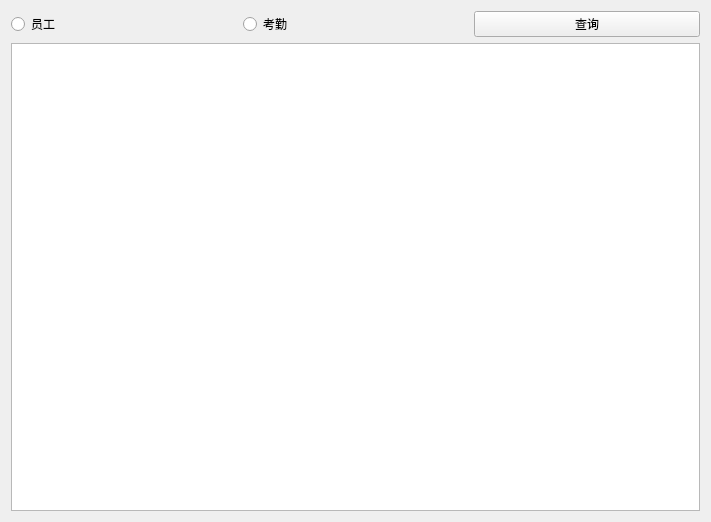
Qt form AttendanceServer/selectwin.ui (zdn-lll/QT-Opencv-seetaface6) before a commit.
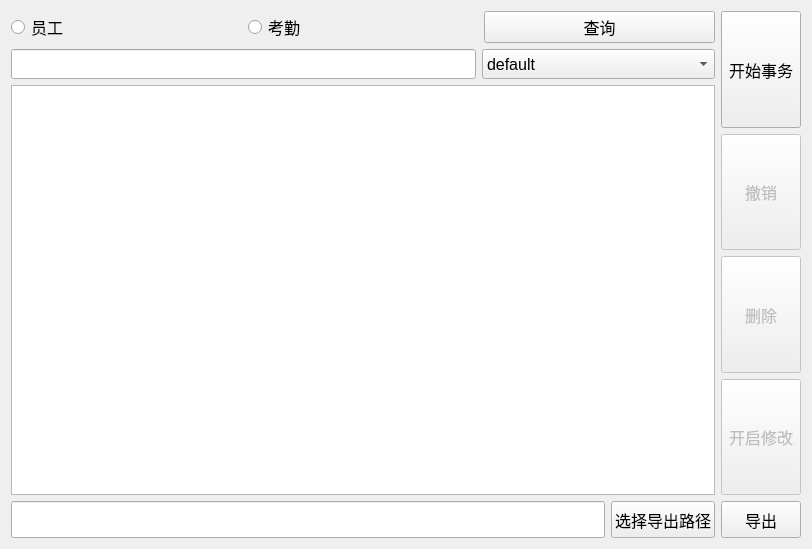
The same form after that commit.

The edit to the form file:
```diff
--- a/AttendanceServer/selectwin.ui
+++ b/AttendanceServer/selectwin.ui
@@ -6,43 +6,262 @@
    <rect>
     <x>0</x>
     <y>0</y>
-    <width>711</width>
-    <height>522</height>
+    <width>812</width>
+    <height>549</height>
    </rect>
   </property>
   <property name="windowTitle">
    <string>Form</string>
   </property>
-  <layout class="QVBoxLayout" name="verticalLayout_2">
+  <layout class="QHBoxLayout" name="horizontalLayout_5">
    <item>
-    <layout class="QVBoxLayout" name="verticalLayout">
+    <layout class="QVBoxLayout" name="verticalLayout_4" stretch="13,1">
      <item>
-      <layout class="QHBoxLayout" name="horizontalLayout">
+      <layout class="QHBoxLayout" name="horizontalLayout_4">
        <item>
-        <widget class="QRadioButton" name="empRb">
-         <property name="text">
-          <string>员工</string>
-         </property>
-        </widget>
+        <layout class="QVBoxLayout" name="verticalLayout_3" stretch="1,6">
+         <item>
+          <layout class="QVBoxLayout" name="verticalLayout_2">
+           <item>
+            <layout class="QHBoxLayout" name="horizontalLayout">
+             <item>
+              <widget class="QRadioButton" name="empRb">
+               <property name="sizePolicy">
+                <sizepolicy hsizetype="Minimum" vsizetype="Expanding">
+                 <horstretch>0</horstretch>
+                 <verstretch>0</verstretch>
+                </sizepolicy>
+               </property>
+               <property name="font">
+                <font>
+                 <pointsize>12</pointsize>
+                </font>
+               </property>
+               <property name="text">
+                <string>员工</string>
+               </property>
+              </widget>
+             </item>
+             <item>
+              <widget class="QRadioButton" name="attRb">
+               <property name="sizePolicy">
+                <sizepolicy hsizetype="Minimum" vsizetype="Expanding">
+                 <horstretch>0</horstretch>
+                 <verstretch>0</verstretch>
+                </sizepolicy>
+               </property>
+               <property name="font">
+                <font>
+                 <pointsize>12</pointsize>
+                </font>
+               </property>
+               <property name="text">
+                <string>考勤</string>
+               </property>
+              </widget>
+             </item>
+             <item>
+              <widget class="QPushButton" name="selectBt">
+               <property name="sizePolicy">
+                <sizepolicy hsizetype="Minimum" vsizetype="Expanding">
+                 <horstretch>0</horstretch>
+                 <verstretch>0</verstretch>
+                </sizepolicy>
+               </property>
+               <property name="font">
+                <font>
+                 <pointsize>12</pointsize>
+                </font>
+               </property>
+               <property name="text">
+                <string>查询</string>
+               </property>
+              </widget>
+             </item>
+            </layout>
+           </item>
+           <item>
+            <layout class="QHBoxLayout" name="horizontalLayout_3" stretch="2,1">
+             <item>
+              <widget class="QLineEdit" name="filterEdit">
+               <property name="sizePolicy">
+                <sizepolicy hsizetype="Expanding" vsizetype="Expanding">
+                 <horstretch>0</horstretch>
+                 <verstretch>0</verstretch>
+                </sizepolicy>
+               </property>
+               <property name="font">
+                <font>
+                 <pointsize>12</pointsize>
+                </font>
+               </property>
+              </widget>
+             </item>
+             <item>
+              <widget class="QComboBox" name="filterBox">
+               <property name="sizePolicy">
+                <sizepolicy hsizetype="Minimum" vsizetype="Expanding">
+                 <horstretch>0</horstretch>
+                 <verstretch>0</verstretch>
+                </sizepolicy>
+               </property>
+               <property name="font">
+                <font>
+                 <pointsize>12</pointsize>
+                </font>
+               </property>
+               <item>
+                <property name="text">
+                 <string>default</string>
+                </property>
+               </item>
+              </widget>
+             </item>
+            </layout>
+           </item>
+          </layout>
+         </item>
+         <item>
+          <widget class="QTableView" name="tableView"/>
+         </item>
+        </layout>
        </item>
        <item>
-        <widget class="QRadioButton" name="attRb">
-         <property name="text">
-          <string>考勤</string>
-         </property>
-        </widget>
-       </item>
-       <item>
-        <widget class="QPushButton" name="selectBt">
-         <property name="text">
-          <string>查询</string>
-         </property>
-        </widget>
+        <layout class="QVBoxLayout" name="verticalLayout">
+         <item>
+          <widget class="QPushButton" name="transactionBt">
+           <property name="sizePolicy">
+            <sizepolicy hsizetype="Minimum" vsizetype="Expanding">
+             <horstretch>0</horstretch>
+             <verstretch>0</verstretch>
+            </sizepolicy>
+           </property>
+           <property name="font">
+            <font>
+             <pointsize>12</pointsize>
+            </font>
+           </property>
+           <property name="text">
+            <string>开始事务</string>
+           </property>
+          </widget>
+         </item>
+         <item>
+          <widget class="QPushButton" name="rollBackBt">
+           <property name="enabled">
+            <bool>false</bool>
+           </property>
+           <property name="sizePolicy">
+            <sizepolicy hsizetype="Minimum" vsizetype="Expanding">
+             <horstretch>0</horstretch>
+             <verstretch>0</verstretch>
+            </sizepolicy>
+           </property>
+           <property name="font">
+            <font>
+             <pointsize>12</pointsize>
+            </font>
+           </property>
+           <property name="text">
+            <string>撤销</string>
+           </property>
+          </widget>
+         </item>
+         <item>
+          <widget class="QPushButton" name="deletBt">
+           <property name="enabled">
+            <bool>false</bool>
+           </property>
+           <property name="sizePolicy">
+            <sizepolicy hsizetype="Minimum" vsizetype="Expanding">
+             <horstretch>0</horstretch>
+             <verstretch>0</verstretch>
+            </sizepolicy>
+           </property>
+           <property name="font">
+            <font>
+             <pointsize>12</pointsize>
+            </font>
+           </property>
+           <property name="text">
+            <string>删除</string>
+           </property>
+          </widget>
+         </item>
+         <item>
+          <widget class="QPushButton" name="modifyBt">
+           <property name="enabled">
+            <bool>false</bool>
+           </property>
+           <property name="sizePolicy">
+            <sizepolicy hsizetype="Minimum" vsizetype="Expanding">
+             <horstretch>0</horstretch>
+             <verstretch>0</verstretch>
+            </sizepolicy>
+           </property>
+           <property name="font">
+            <font>
+             <pointsize>12</pointsize>
+            </font>
+           </property>
+           <property name="text">
+            <string>开启修改</string>
+           </property>
+          </widget>
+         </item>
+        </layout>
        </item>
       </layout>
      </item>
      <item>
-      <widget class="QTableView" name="tableView"/>
+      <layout class="QHBoxLayout" name="horizontalLayout_2">
+       <item>
+        <widget class="QLineEdit" name="excelPathEdit">
+         <property name="sizePolicy">
+          <sizepolicy hsizetype="Expanding" vsizetype="Expanding">
+           <horstretch>0</horstretch>
+           <verstretch>0</verstretch>
+          </sizepolicy>
+         </property>
+        </widget>
+       </item>
+       <item>
+        <widget class="QPushButton" name="exportBt">
+         <property name="sizePolicy">
+          <sizepolicy hsizetype="Minimum" vsizetype="Expanding">
+           <horstretch>0</horstretch>
+           <verstretch>0</verstretch>
+          </sizepolicy>
+         </property>
+         <property name="font">
+          <font>
+           <pointsize>12</pointsize>
+          </font>
+         </property>
+         <property name="text">
+          <string>选择导出路径</string>
+         </property>
+        </widget>
+       </item>
+       <item>
+        <widget class="QPushButton" name="startExportBt">
+         <property name="sizePolicy">
+          <sizepolicy hsizetype="Minimum" vsizetype="Expanding">
+           <horstretch>0</horstretch>
+           <verstretch>0</verstretch>
+          </sizepolicy>
+         </property>
+         <property name="font">
+          <font>
+           <pointsize>12</pointsize>
+          </font>
+         </property>
+         <property name="text">
+          <string>导出</string>
+         </property>
+        </widget>
+       </item>
+      </layout>
      </item>
     </layout>
    </item>
```
